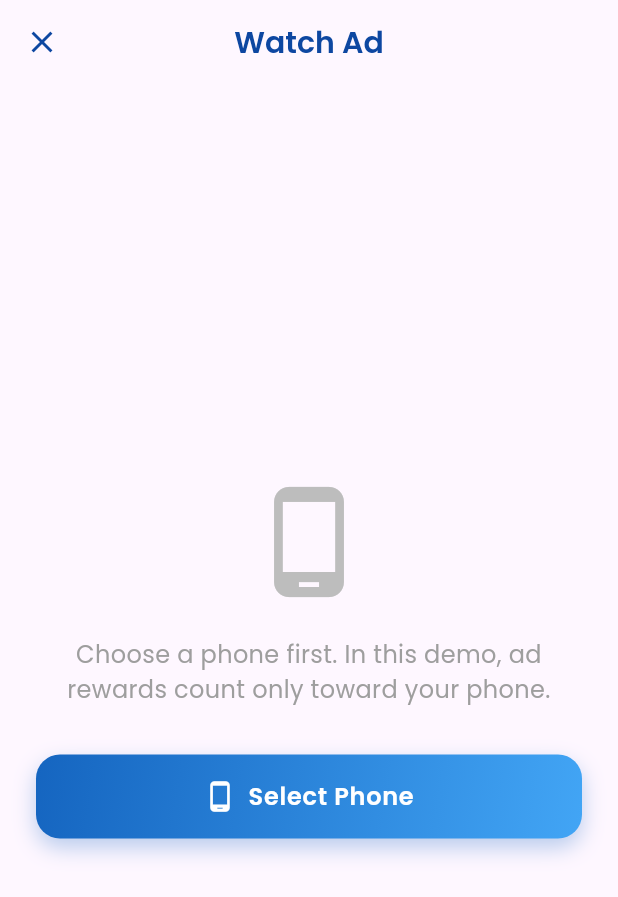
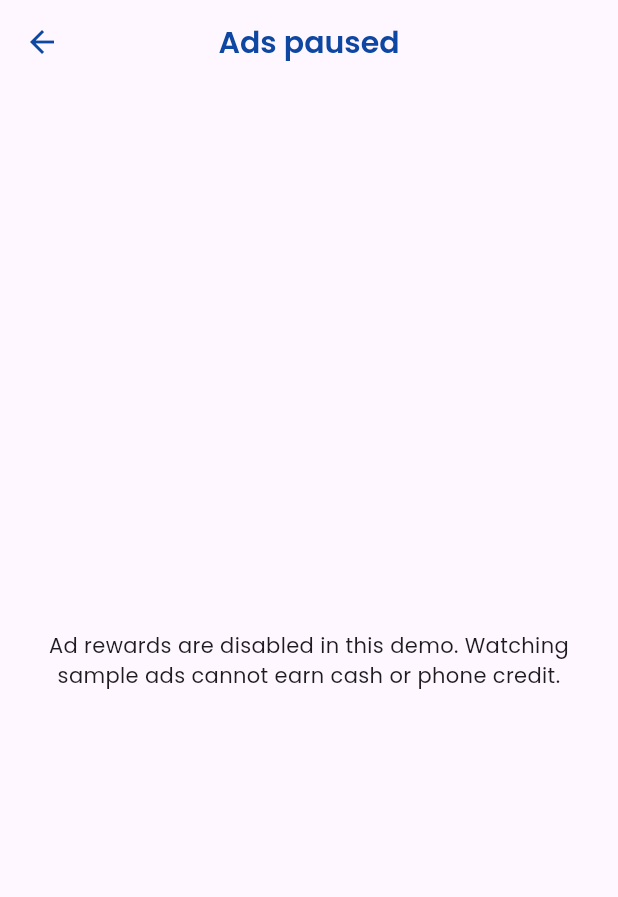
Before and after one commit to murithiian24-Avaru/Ian-Ndung-u-Muriithi, a Flutter app: the WatchAdScreen screen opened by its route, on a phone screen of 412 x 824 dp. Shown: the top 897 px of the screen. Run offline on Flutter 3.47's test engine with Material 3 defaults, Android fonts, the phone set to English and light mode, and no system bars; our stand-ins replace flutter_animate, google_fonts, package_info_plus, percent_indicator, shared_preferences; accounts and stored records are empty; generated files the repository leaves out were written again; statements that could not run were skipped.

Commit message:
Show paused state instead of promising demo ad rewards

```diff
--- a/adlease/lib/screens/ads/watch_ad_screen.dart
+++ b/adlease/lib/screens/ads/watch_ad_screen.dart
@@ -4,6 +4,7 @@ import 'package:flutter/material.dart';
 import 'package:provider/provider.dart';
 import 'package:google_fonts/google_fonts.dart';
 import 'package:adlease/config/theme.dart';
+import 'package:adlease/config/features.dart';
 import 'package:adlease/providers/auth_provider.dart';
 import 'package:adlease/providers/ad_provider.dart';
 import 'package:adlease/providers/ownership_provider.dart';
@@ -153,6 +154,21 @@ class _WatchAdScreenState extends State<WatchAdScreen>
 
   @override
   Widget build(BuildContext context) {
+    if (!AppFeatures.rewardsEnabled) {
+      return Scaffold(
+        appBar: AppBar(title: const Text('Ads paused')),
+        body: const Center(
+          child: Padding(
+            padding: EdgeInsets.all(24),
+            child: Text(
+              'Ad rewards are disabled in this demo. Watching sample ads cannot earn cash or phone credit.',
+              textAlign: TextAlign.center,
+            ),
+          ),
+        ),
+      );
+    }
+
     return Scaffold(
       appBar: AppBar(
         title: Text(
```
